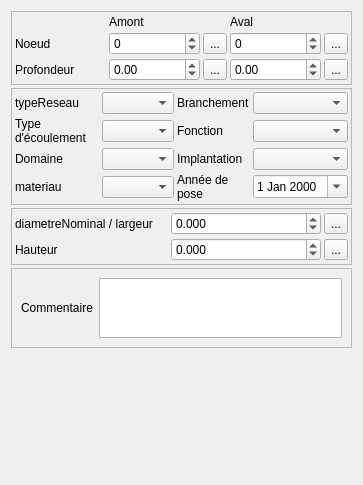
First picture: the form in Lamia/iface/qgiswidget/tools/toolprepro/base3_urbandrainage/lamiabase_ud_edge_tool_ui_CD41.ui, repository Artelia/Lamia, before the edit.
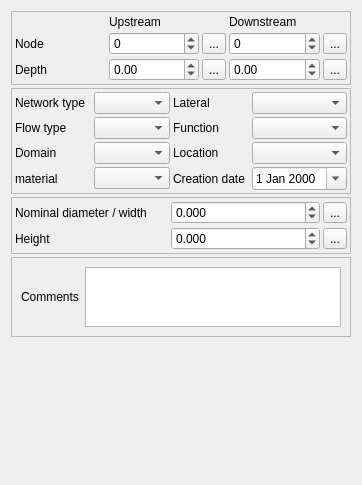
Second picture: the form after the edit. Icons and pictures are not drawn.

Patch:
```diff
--- a/Lamia/iface/qgiswidget/tools/toolprepro/base3_urbandrainage/lamiabase_ud_edge_tool_ui_CD41.ui
+++ b/Lamia/iface/qgiswidget/tools/toolprepro/base3_urbandrainage/lamiabase_ud_edge_tool_ui_CD41.ui
@@ -6,7 +6,7 @@
    <rect>
     <x>0</x>
     <y>0</y>
-    <width>363</width>
+    <width>362</width>
     <height>485</height>
    </rect>
   </property>
@@ -65,14 +65,14 @@
       <item row="0" column="1">
        <widget class="QLabel" name="label_5">
         <property name="text">
-         <string>Amont</string>
+         <string>Upstream</string>
         </property>
        </widget>
       </item>
       <item row="1" column="0">
        <widget class="QLabel" name="label_9">
         <property name="text">
-         <string>Noeud</string>
+         <string>Node</string>
         </property>
         <property name="wordWrap">
          <bool>true</bool>
@@ -103,14 +103,14 @@
       <item row="0" column="3">
        <widget class="QLabel" name="label_7">
         <property name="text">
-         <string>Aval</string>
+         <string>Downstream</string>
         </property>
        </widget>
       </item>
       <item row="2" column="0">
        <widget class="QLabel" name="label_8">
         <property name="text">
-         <string>Profondeur</string>
+         <string>Depth</string>
         </property>
         <property name="wordWrap">
          <bool>true</bool>
@@ -190,7 +190,7 @@
       <item row="7" column="0">
        <widget class="QLabel" name="label">
         <property name="text">
-         <string>materiau</string>
+         <string>material</string>
         </property>
         <property name="wordWrap">
          <bool>true</bool>
@@ -200,7 +200,7 @@
       <item row="0" column="0">
        <widget class="QLabel" name="label_4">
         <property name="text">
-         <string>typeReseau</string>
+         <string>Network type</string>
         </property>
         <property name="wordWrap">
          <bool>true</bool>
@@ -219,7 +219,7 @@
       <item row="2" column="2">
        <widget class="QLabel" name="label_13">
         <property name="text">
-         <string>Fonction</string>
+         <string>Function</string>
         </property>
         <property name="wordWrap">
          <bool>true</bool>
@@ -229,7 +229,7 @@
       <item row="2" column="0">
        <widget class="QLabel" name="label_12">
         <property name="text">
-         <string>Type d'écoulement</string>
+         <string>Flow type</string>
         </property>
         <property name="wordWrap">
          <bool>true</bool>
@@ -239,7 +239,7 @@
       <item row="4" column="0">
        <widget class="QLabel" name="label_6">
         <property name="text">
-         <string>Domaine</string>
+         <string>Domain</string>
         </property>
         <property name="wordWrap">
          <bool>true</bool>
@@ -252,7 +252,7 @@
       <item row="0" column="2">
        <widget class="QLabel" name="label_11">
         <property name="text">
-         <string>Branchement</string>
+         <string>Lateral</string>
         </property>
         <property name="wordWrap">
          <bool>true</bool>
@@ -265,7 +265,7 @@
       <item row="4" column="2">
        <widget class="QLabel" name="label_10">
         <property name="text">
-         <string>Implantation</string>
+         <string>Location</string>
         </property>
         <property name="wordWrap">
          <bool>true</bool>
@@ -278,7 +278,7 @@
       <item row="7" column="2">
        <widget class="QLabel" name="label_16">
         <property name="text">
-         <string>Année de pose</string>
+         <string>Creation date</string>
         </property>
         <property name="wordWrap">
          <bool>true</bool>
@@ -322,7 +322,7 @@
       <item row="1" column="0">
        <widget class="QLabel" name="label_3">
         <property name="text">
-         <string>Hauteur</string>
+         <string>Height</string>
         </property>
         <property name="wordWrap">
          <bool>true</bool>
@@ -332,7 +332,7 @@
       <item row="0" column="0" colspan="2">
        <widget class="QLabel" name="label_2">
         <property name="text">
-         <string>diametreNominal / largeur</string>
+         <string>Nominal diameter / width</string>
         </property>
         <property name="wordWrap">
          <bool>true</bool>
@@ -408,7 +408,7 @@
       <item row="0" column="0">
        <widget class="QLabel" name="label_15">
         <property name="text">
-         <string>Commentaire</string>
+         <string>Comments</string>
         </property>
        </widget>
       </item>
```
Left out of the diff: 16 changed lines with no effect on the pictures.
